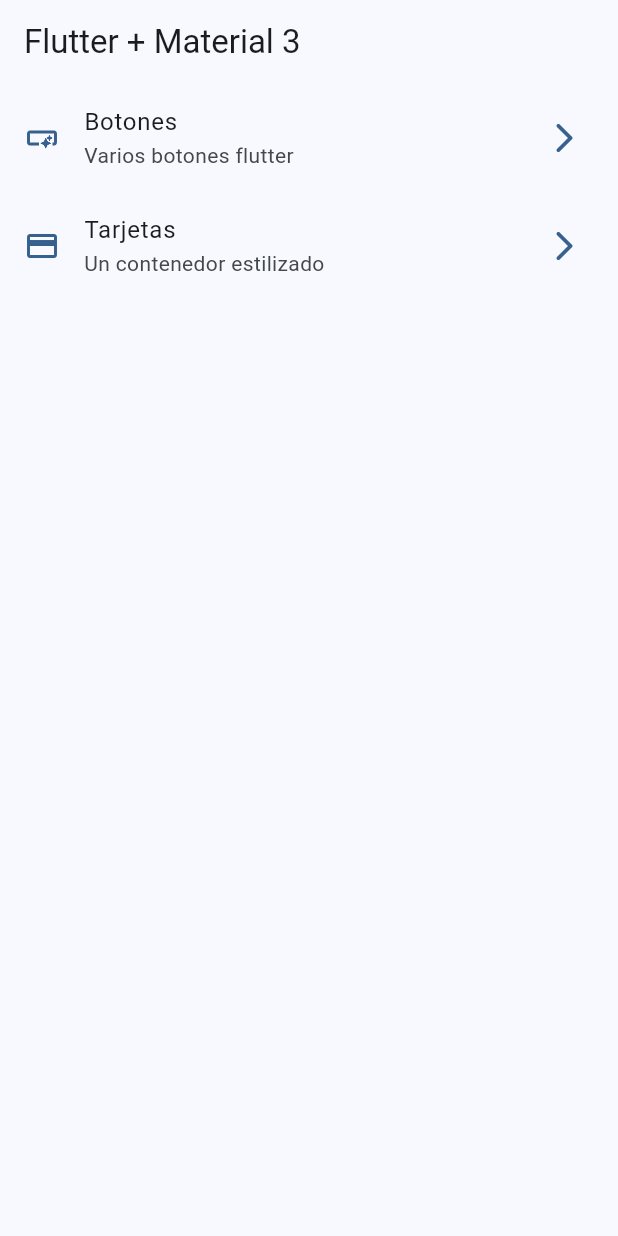
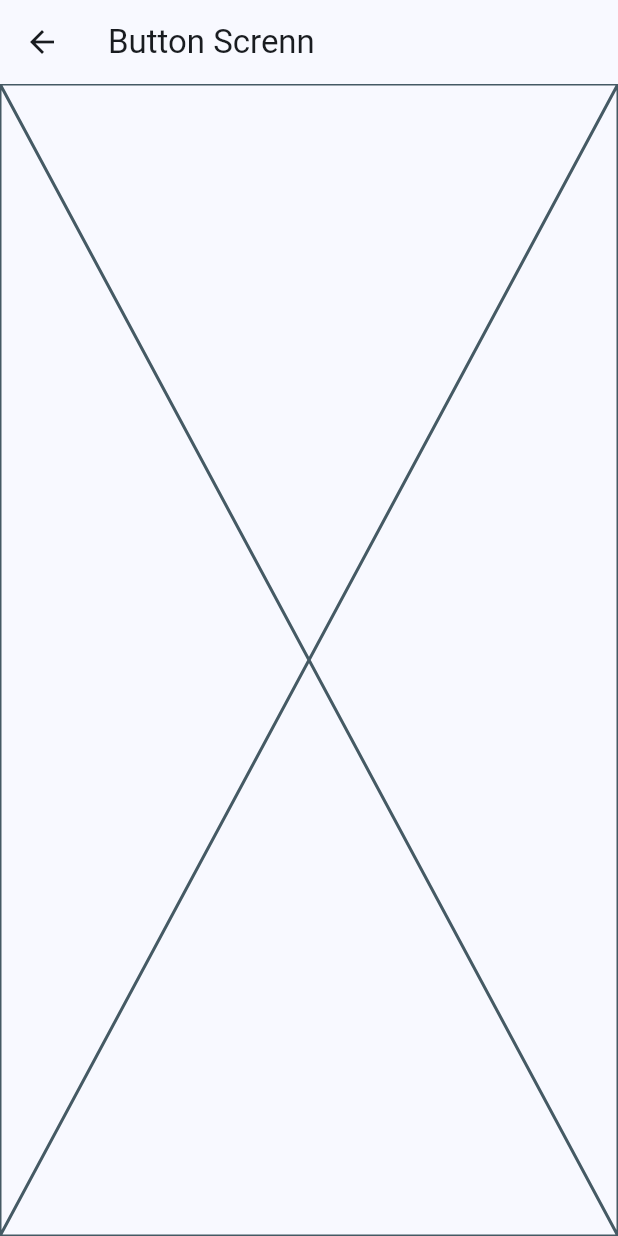
Before and after one commit to Williamparededl1/widgets_app, a Flutter app: the screen it shows after launch, after a tap on "Botones", on a phone screen of 412 x 824 dp. Run offline on Flutter 3.47's test engine with Material 3 defaults, Android fonts, the phone set to English and light mode, and no system bars.

```diff
--- a/lib/main.dart
+++ b/lib/main.dart
@@ -1,5 +1,7 @@
 import 'package:flutter/material.dart';
 import 'package:widgets_app/config/theme/app_theme.dart';
+import 'package:widgets_app/presentation/screens/buttons/buttons_screnn.dart';
+import 'package:widgets_app/presentation/screens/cards/card_screnn.dart';
 import 'package:widgets_app/presentation/screens/home/home_screen.dart';
 
 void main() {
@@ -12,8 +14,13 @@ class MainApp extends StatelessWidget {
   @override
   Widget build(BuildContext context) {
     return MaterialApp(
-        debugShowCheckedModeBanner: false,
-        theme: AppTheme(selecterColor: 1).getTheme(),
-        home: const HomeScreen());
+      debugShowCheckedModeBanner: false,
+      theme: AppTheme(selecterColor: 1).getTheme(),
+      home: const HomeScreen(),
+      routes: {
+        '/buttons': (context) => const ButtonsScrenn(),
+        '/card': (context) => const CardScrenn(),
+      },
+    );
   }
 }
--- /dev/null
+++ b/lib/presentation/screens/buttons/buttons_screnn.dart
@@ -0,0 +1,13 @@
+import 'package:flutter/material.dart';
+
+class ButtonsScrenn extends StatelessWidget {
+  const ButtonsScrenn({super.key});
+
+  @override
+  Widget build(BuildContext context) {
+    return Scaffold(
+      appBar: AppBar(title: const Text('Button Screnn')),
+      body: const Placeholder(),
+    );
+  }
+}
--- a/lib/presentation/screens/home/home_screen.dart
+++ b/lib/presentation/screens/home/home_screen.dart
@@ -1,5 +1,6 @@
 import 'package:flutter/material.dart';
 import 'package:widgets_app/config/menu/menu_items.dart';
+import 'package:widgets_app/presentation/screens/buttons/buttons_screnn.dart';
 
 class HomeScreen extends StatelessWidget {
   const HomeScreen({super.key});
@@ -53,7 +54,12 @@ class _CustomListTile extends StatelessWidget {
       title: Text(menuItem.title),
       subtitle: Text(menuItem.subTitle),
       onTap: () {
-        // TODO: navegar a otras pantallas
+        //Navigator.of(context).push(MaterialPageRoute(
+        //  builder: (context) => const ButtonsScrenn(),
+        //)
+        //);
+
+        Navigator.pushNamed(context, menuItem.link);
       },
     );
   }
```
Also changed, not shown: lib/presentation/screens/cards/card_screnn.dart (added, +13 -0 lines).
